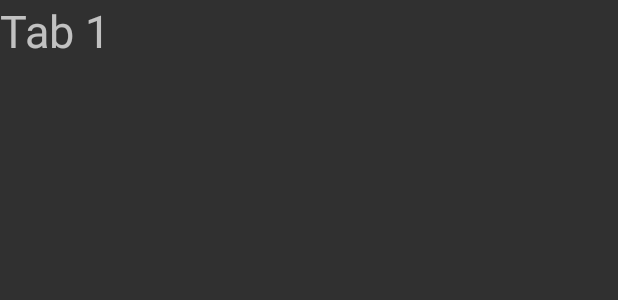
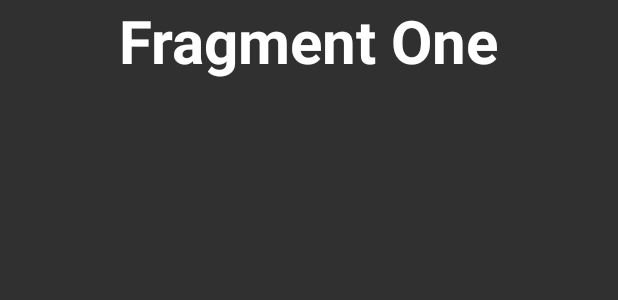
Before and after one commit to kenyong1997/TARComm2, an Android app: the layout fragment_trading_tab1.xml on its own in the app's theme, with its tools: preview values and no code run, on a phone screen of 412 x 824 dp. Shown: the top 300 px of the screen. Run offline under Robolectric (Android 15) with nearby library versions, the phone set to English and light mode, and no system bars.

Commit message:
Cant view fragment in marketplace

```diff
--- a/app/src/main/res/layout/fragment_trading_tab1.xml
+++ b/app/src/main/res/layout/fragment_trading_tab1.xml
@@ -1,16 +1,21 @@
 <?xml version="1.0" encoding="utf-8"?>
-<FrameLayout xmlns:android="http://schemas.android.com/apk/res/android"
-    xmlns:tools="http://schemas.android.com/tools"
+<ScrollView xmlns:android="http://schemas.android.com/apk/res/android"
+    android:id="@+id/ScrollView01"
+    android:layout_width="fill_parent"
+    android:layout_height="fill_parent">
+
+    <RelativeLayout xmlns:android="http://schemas.android.com/apk/res/android"
     android:layout_width="match_parent"
-    android:layout_height="match_parent"
-    tools:context=".activity.FragmentTradingTab1">
+    android:layout_height="match_parent">
 
-    <!-- TODO: Update blank fragment layout -->
     <TextView
         android:layout_width="wrap_content"
         android:layout_height="wrap_content"
-        android:text="Tab 1"
-        android:layout_centerInParent="true"
-        android:textSize="30dp" />
+        android:text="Fragment One"
+        android:textSize="40dp"
+        android:textStyle="bold"
+        android:textColor="#fff"
+        android:layout_centerInParent="true"/>
 
-</FrameLayout>
+    </RelativeLayout>
+</ScrollView>
```
Also changed, not shown: app/src/main/java/com/turkfyp/tarcomm2/activity/MarketplaceActivity.java (+81 -34 lines).
